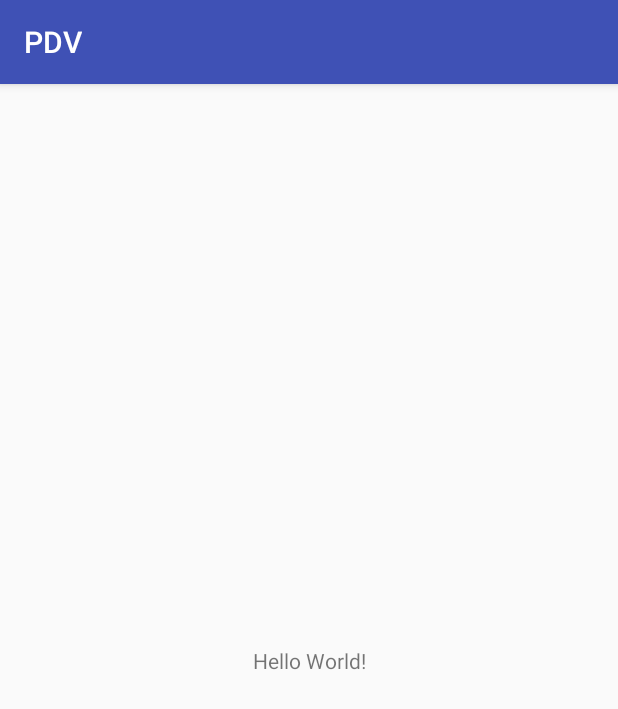
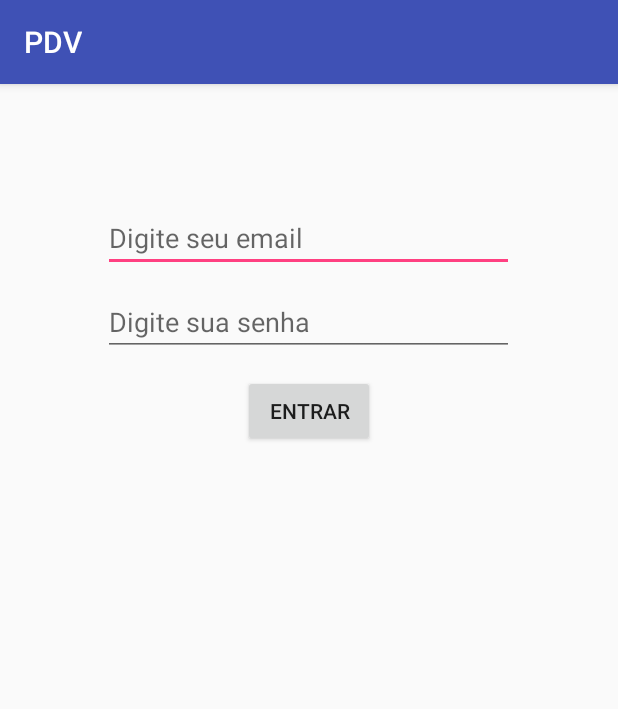
Before and after one commit to santieduardo/PDV-Android, an Android app: the screen it shows after launch (MainActivity), on a phone screen of 412 x 824 dp. Shown: the top 709 px of the screen. Run offline under Robolectric (Android 15) with nearby library versions, the phone set to English and light mode, and no system bars.

```diff
--- /dev/null
+++ b/app/src/main/java/eduardosanti/com/br/pdv/model/User.java
@@ -0,0 +1,40 @@
+package eduardosanti.com.br.pdv.model;
+
+import java.io.Serializable;
+import java.util.Objects;
+
+public class User implements Serializable {
+
+    private String email;
+    private String password;
+
+    public User(String email, String password) {
+        this.email = email;
+        this.password = password;
+    }
+
+    public String getEmail() {
+        return email;
+    }
+
+    public void setEmail(String email) {
+        this.email = email;
+    }
+
+    public String getPassword() {
+        return password;
+    }
+
+    public void setPassword(String password) {
+        this.password = password;
+    }
+
+    @Override
+    public boolean equals(Object o) {
+        if (this == o) return true;
+        if (o == null || getClass() != o.getClass()) return false;
+        User user = (User) o;
+        return Objects.equals(email, user.email) &&
+                Objects.equals(password, user.password);
+    }
+}
--- a/app/src/main/res/layout/activity_main.xml
+++ b/app/src/main/res/layout/activity_main.xml
@@ -1,18 +1,40 @@
 <?xml version="1.0" encoding="utf-8"?>
-<android.support.constraint.ConstraintLayout xmlns:android="http://schemas.android.com/apk/res/android"
+<RelativeLayout xmlns:android="http://schemas.android.com/apk/res/android"
     xmlns:app="http://schemas.android.com/apk/res-auto"
     xmlns:tools="http://schemas.android.com/tools"
     android:layout_width="match_parent"
     android:layout_height="match_parent"
     tools:context=".MainActivity">
 
-    <TextView
+    <EditText
+        android:id="@+id/emailEditTextId"
+        android:layout_width="274dp"
+        android:layout_height="wrap_content"
+        android:layout_alignParentTop="true"
+        android:layout_centerHorizontal="true"
+        android:layout_marginTop="80dp"
+        android:ems="10"
+        android:hint="Digite seu email"
+        android:inputType="textEmailAddress" />
+
+    <EditText
+        android:id="@+id/passwordEditTextId"
+        android:layout_width="274dp"
+        android:layout_height="wrap_content"
+        android:layout_alignParentTop="true"
+        android:layout_centerHorizontal="true"
+        android:layout_marginTop="136dp"
+        android:ems="10"
+        android:hint="Digite sua senha"
+        android:inputType="textPassword" />
+
+    <Button
+        android:id="@+id/loginButtonId"
         android:layout_width="wrap_content"
         android:layout_height="wrap_content"
-        android:text="Hello World!"
-        app:layout_constraintBottom_toBottomOf="parent"
-        app:layout_constraintLeft_toLeftOf="parent"
-        app:layout_constraintRight_toRightOf="parent"
-        app:layout_constraintTop_toTopOf="parent" />
-
-</android.support.constraint.ConstraintLayout>
+        android:layout_alignParentTop="true"
+        android:layout_centerHorizontal="true"
+        android:layout_marginTop="194dp"
+        android:onClick="loginPressed"
+        android:text="Entrar" />
+</RelativeLayout>
```
Also changed, not shown: app/src/main/java/eduardosanti/com/br/pdv/MainActivity.java (+74 -0 lines).
